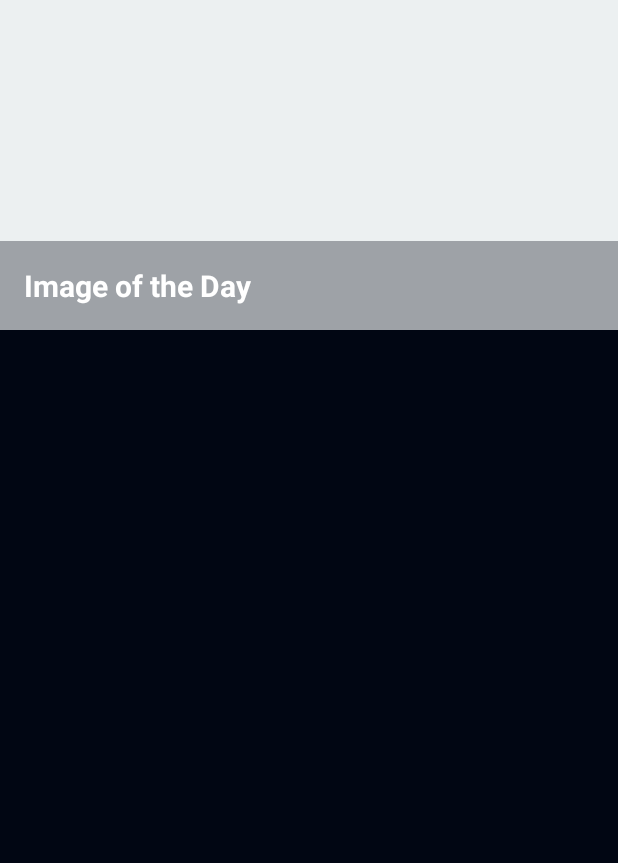
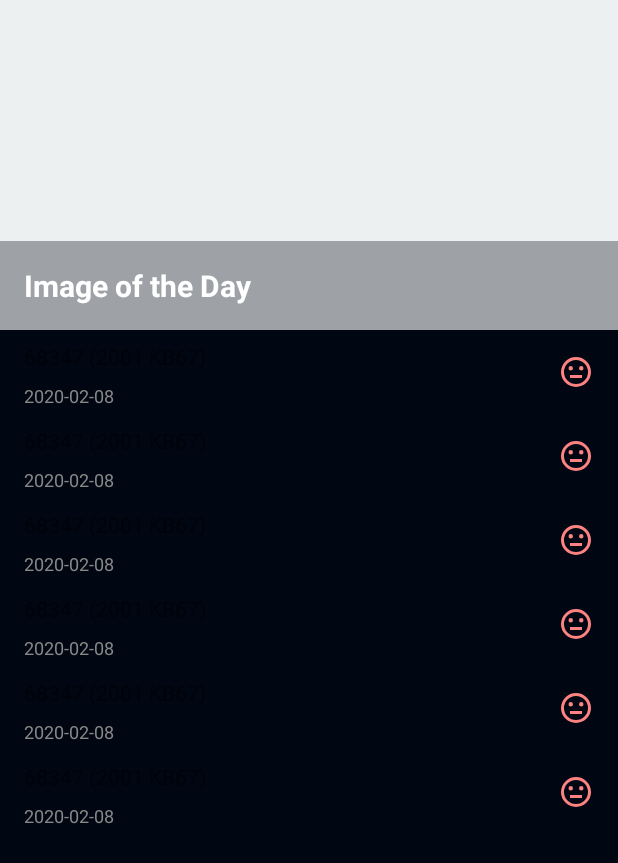
Before and after one commit to Willowblade/asteroid-radar, an Android app: the layout fragment_main.xml on its own in the app's theme, with its tools: preview values and no code run, on a phone screen of 412 x 824 dp. Shown: the top 863 px of the screen. Run offline under Robolectric (Android 15) with nearby library versions, the phone set to English and light mode, and no system bars.

Commit message:
Updated recycler view with actual apparent data

```diff
--- a/app/src/main/java/com/udacity/asteroidradar/Asteroid.kt
+++ b/app/src/main/java/com/udacity/asteroidradar/Asteroid.kt
@@ -1,7 +1,7 @@
 package com.udacity.asteroidradar
 
 import android.os.Parcelable
-import kotlinx.android.parcel.Parcelize
+import kotlinx.parcelize.Parcelize
 
 @Parcelize
 data class Asteroid(val id: Long, val codename: String, val closeApproachDate: String,
--- a/app/src/main/java/com/udacity/asteroidradar/database/AsteroidDatabaseDao.kt
+++ b/app/src/main/java/com/udacity/asteroidradar/database/AsteroidDatabaseDao.kt
@@ -6,13 +6,13 @@ import androidx.room.*
 @Dao
 interface AsteroidDatabaseDao {
     @Query("select * from asteroids")
-    fun getAsteroids(): LiveData<List<Asteroid>>
+    fun getAsteroids(): LiveData<List<AsteroidEntity>>
 
     @Insert(onConflict = OnConflictStrategy.REPLACE)
-    fun insertAll(vararg asteroids: List<Asteroid>)
+    suspend fun insertAll(vararg asteroidEntities: AsteroidEntity)
 
     @Insert(onConflict = OnConflictStrategy.REPLACE)
-    fun insert(asteroid: Asteroid)
+    suspend fun insert(asteroidEntity: AsteroidEntity)
 
     // TODO add delete
 }
--- a/app/src/main/java/com/udacity/asteroidradar/database/Asteroid.kt
+++ b/app/src/main/java/com/udacity/asteroidradar/database/AsteroidEntity.kt
@@ -5,7 +5,7 @@ import androidx.room.Entity
 import androidx.room.PrimaryKey
 
 @Entity(tableName = "asteroids")
-data class Asteroid(
+data class AsteroidEntity(
     @PrimaryKey(autoGenerate = true)
     val id: Long = 0L,
     val codename: String,
@@ -21,4 +21,4 @@ data class Asteroid(
     val distanceFromEarth: Double,
     @ColumnInfo(name = "is_potentially_hazardous")
     val isPotentiallyHazardous: Boolean
-) {}
+)
--- a/app/src/main/res/layout/asteroid_list_item.xml
+++ b/app/src/main/res/layout/asteroid_list_item.xml
@@ -11,7 +11,7 @@
 
     <androidx.constraintlayout.widget.ConstraintLayout
         android:layout_width="match_parent"
-        android:layout_height="match_parent"
+        android:layout_height="wrap_content"
         app:layout_constraintEnd_toStartOf="@+id/textView2"
         app:layout_constraintStart_toStartOf="@+id/textView2">
 
@@ -19,11 +19,13 @@
             android:id="@+id/asteroid_name"
             android:layout_width="wrap_content"
             android:layout_height="wrap_content"
-            android:layout_marginEnd="272dp"
-            android:layout_marginBottom="696dp"
+            android:layout_marginStart="16dp"
+            android:layout_marginTop="8dp"
+            android:layout_marginBottom="8dp"
             android:text="@{asteroid.codename}}"
-            app:layout_constraintBottom_toBottomOf="parent"
-            app:layout_constraintEnd_toEndOf="parent"
+            app:layout_constraintBottom_toTopOf="@+id/asteroid_date"
+            app:layout_constraintStart_toStartOf="parent"
+            app:layout_constraintTop_toTopOf="parent"
             tools:text="68347 (2001 KB67)" />
 
         <TextView
@@ -31,11 +33,12 @@
             android:layout_width="wrap_content"
             android:layout_height="wrap_content"
             android:layout_marginStart="16dp"
+            android:layout_marginBottom="4dp"
+            android:text="@{asteroid.closeApproachDate}"
             android:textColor="#888888"
-            android:text="@{asteroid.closeApproachDate}"
             android:textSize="12sp"
+            app:layout_constraintBottom_toBottomOf="parent"
             app:layout_constraintStart_toStartOf="parent"
-            app:layout_constraintTop_toBottomOf="@+id/asteroid_name"
             tools:text="2020-02-08" />
 
         <ImageView
--- a/app/src/main/res/layout/fragment_main.xml
+++ b/app/src/main/res/layout/fragment_main.xml
@@ -1,8 +1,10 @@
 <?xml version="1.0" encoding="utf-8"?>
 <layout xmlns:android="http://schemas.android.com/apk/res/android"
-    xmlns:app="http://schemas.android.com/apk/res-auto">
+    xmlns:app="http://schemas.android.com/apk/res-auto"
+    xmlns:tools="http://schemas.android.com/tools">
 
     <data>
+
         <variable
             name="viewModel"
             type="com.udacity.asteroidradar.main.MainViewModel" />
@@ -28,32 +30,36 @@
                 android:layout_height="match_parent"
                 android:adjustViewBounds="true"
                 android:scaleType="centerCrop"
-                app:srcCompat="@drawable/placeholder_picture_of_day"/>
+                app:srcCompat="@drawable/placeholder_picture_of_day" />
 
             <TextView
                 android:id="@+id/textView"
                 android:layout_width="match_parent"
                 android:layout_height="wrap_content"
-                android:padding="16dp"
-                android:textColor="@android:color/white"
-                android:textStyle="bold"
-                android:textSize="20sp"
                 android:layout_gravity="bottom"
                 android:background="#55010613"
-                android:text="@string/image_of_the_day" />
+                android:padding="16dp"
+                android:text="@string/image_of_the_day"
+                android:textColor="@android:color/white"
+                android:textSize="20sp"
+                android:textStyle="bold" />
         </FrameLayout>
 
         <androidx.recyclerview.widget.RecyclerView
             android:id="@+id/asteroid_recycler"
-            android:layout_width="0dp"
-            android:layout_height="0dp"
+            android:layout_width="match_parent"
+            android:layout_height="wrap_content"
+            android:clipToPadding="false"
             app:layoutManager="androidx.recyclerview.widget.LinearLayoutManager"
             app:layout_constraintBottom_toBottomOf="parent"
             app:layout_constraintEnd_toEndOf="parent"
             app:layout_constraintHorizontal_bias="0.0"
             app:layout_constraintStart_toStartOf="parent"
             app:layout_constraintTop_toBottomOf="@+id/activity_main_image_of_the_day_layout"
-            app:layout_constraintVertical_bias="0.0" />
+            app:layout_constraintVertical_bias="0.0"
+            app:listData="@{viewModel.asteroids}"
+            tools:itemCount="16"
+            tools:listitem="@layout/asteroid_list_item" />
 
         <ProgressBar
             android:id="@+id/status_loading_wheel"
```
Also changed, not shown: app/build.gradle (+13 -10 lines), app/src/main/java/com/udacity/asteroidradar/database/AsteroidDatabase.kt (+29 -2 lines), app/src/main/java/com/udacity/asteroidradar/main/MainViewModel.kt (+19 -0 lines).
